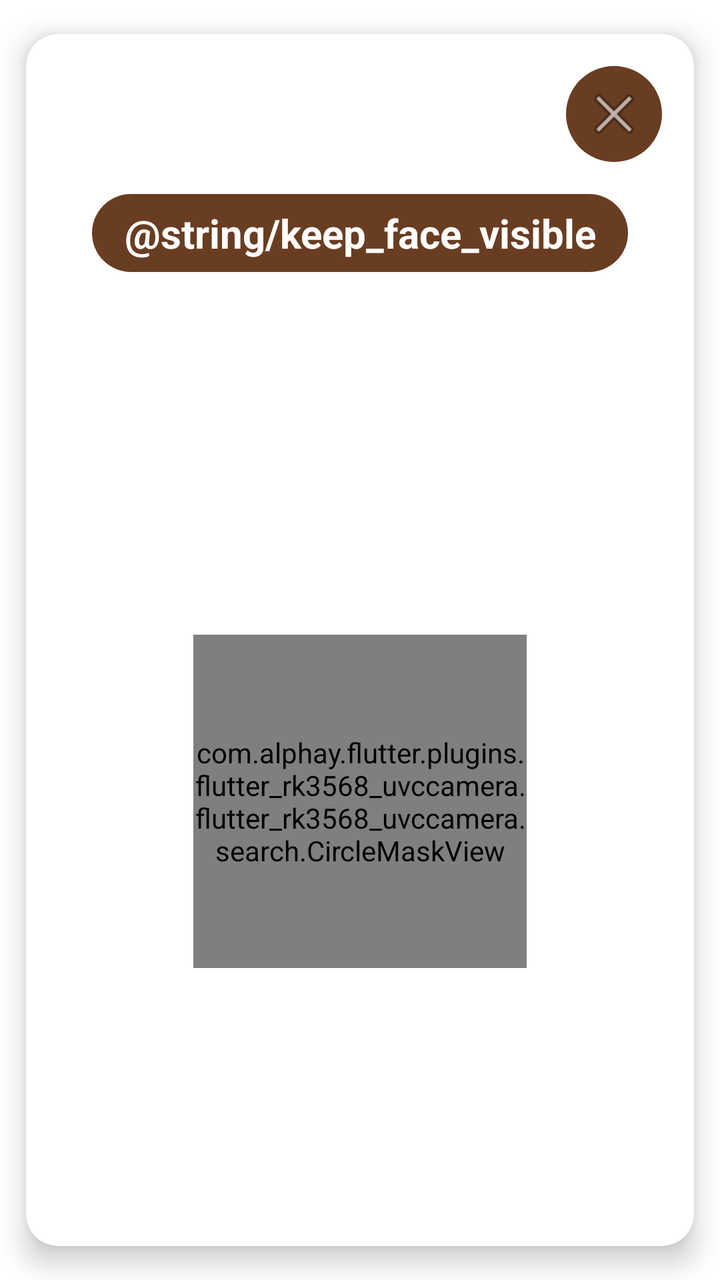
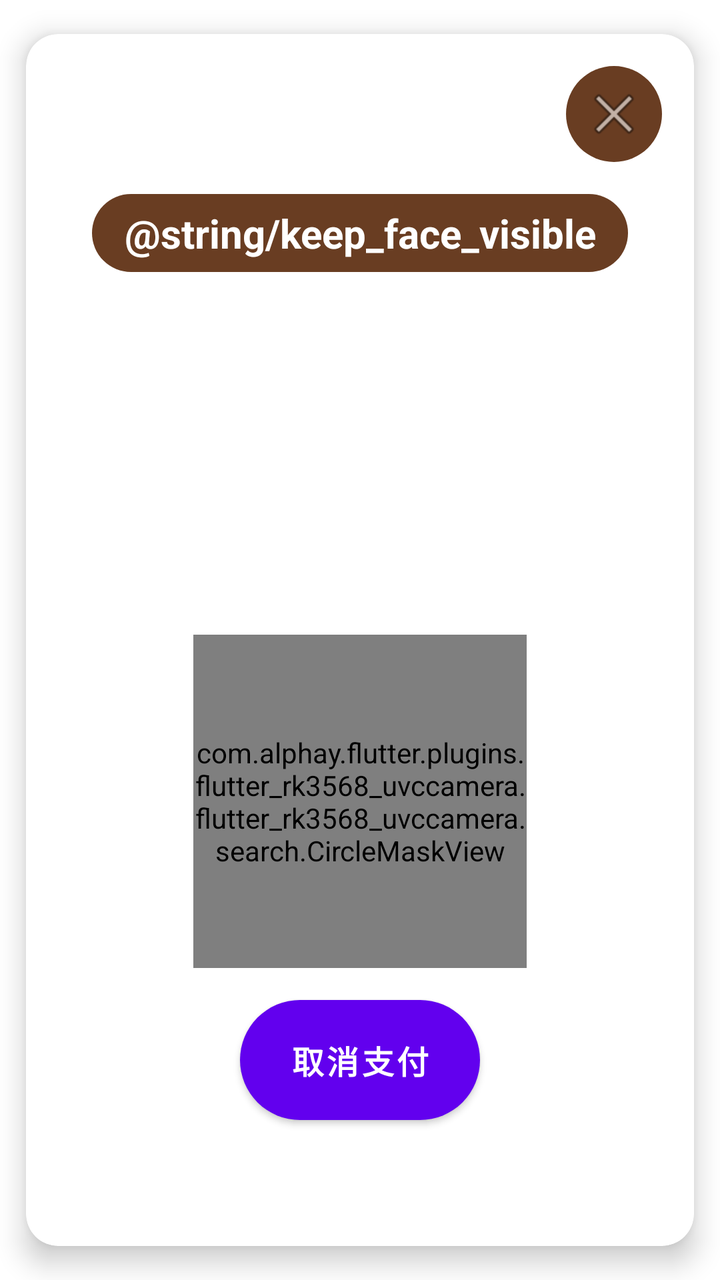

The first picture is an Android layout as it rendered before a commit; the second is the same layout after the commit. The layout source and the unified diff follow.
<!-- AndroidManifest.xml: fallback theme Theme.MaterialComponents.DayNight.NoActionBar -->
<!-- res/layout/view_camera.xml -->
<?xml version="1.0" encoding="utf-8"?>
<androidx.cardview.widget.CardView xmlns:android="http://schemas.android.com/apk/res/android"
    xmlns:app="http://schemas.android.com/apk/res-auto"
    android:layout_width="match_parent"
    android:layout_height="match_parent"
    app:cardBackgroundColor="@android:color/white"
    app:cardCornerRadius="16dp"
    app:cardElevation="8dp"
    app:cardUseCompatPadding="true">

    <androidx.constraintlayout.widget.ConstraintLayout
        android:layout_width="match_parent"
        android:layout_height="match_parent">

        <ImageButton
            android:id="@+id/close_button"
            android:layout_width="48dp"
            android:layout_height="48dp"
            android:layout_marginTop="16dp"
            android:layout_marginEnd="16dp"
            android:background="@drawable/circle_bar_bg"
            android:src="@android:drawable/ic_menu_close_clear_cancel"
            android:contentDescription="Close button"
            app:layout_constraintEnd_toEndOf="parent"
            app:layout_constraintTop_toTopOf="parent" />

        <TextView
            android:id="@+id/search_tips"
            android:layout_width="wrap_content"
            android:layout_height="wrap_content"
            android:layout_marginTop="16dp"
            android:background="@drawable/circle_bar_bg"
            android:gravity="center"
            android:paddingLeft="16dp"
            android:paddingTop="6dp"
            android:paddingRight="16dp"
            android:paddingBottom="6dp"
            android:text="@string/keep_face_visible"
            android:textColor="@color/white"
            android:textSize="20sp"
            android:textStyle="bold"
            app:layout_constraintEnd_toEndOf="parent"
            app:layout_constraintStart_toStartOf="parent"
            app:layout_constraintTop_toBottomOf="@id/close_button" />

        <TextView
            android:id="@+id/second_search_tips"
            android:layout_width="wrap_content"
            android:layout_height="wrap_content"
            android:layout_marginTop="10dp"
            android:background="@drawable/circle_bar_bg"
            android:gravity="center"
            android:paddingLeft="14dp"
            android:paddingTop="4dp"
            android:paddingRight="14dp"
            android:paddingBottom="4dp"
            android:textColor="@color/white"
            android:textSize="18sp"
            android:textStyle="bold"
            android:visibility="invisible"
            app:layout_constraintEnd_toEndOf="parent"
            app:layout_constraintStart_toStartOf="parent"
            app:layout_constraintTop_toBottomOf="@+id/search_tips" />

        <FrameLayout
            android:id="@+id/rgb_container"
            android:layout_width="0dp"
            android:layout_height="0dp"
            android:layout_marginTop="16dp"
            android:layout_marginBottom="16dp"
            android:clipChildren="true"
            android:clipToPadding="true"
            app:layout_constrainedHeight="true"
            app:layout_constrainedWidth="true"
            app:layout_constraintBottom_toBottomOf="parent"
            app:layout_constraintDimensionRatio="1:1"
            app:layout_constraintEnd_toEndOf="parent"
            app:layout_constraintHeight_max="500px"
            app:layout_constraintStart_toStartOf="parent"
            app:layout_constraintTop_toBottomOf="@+id/second_search_tips"
            app:layout_constraintWidth_max="500px">

            <com.serenegiant.widget.AspectRatioSurfaceView
                android:id="@+id/rgb_camera_view"
                android:layout_width="match_parent"
                android:layout_height="match_parent" />

            <com.alphay.flutter.plugins.flutter_rk3568_uvccamera.flutter_rk3568_uvccamera.search.CircleMaskView
                android:layout_width="match_parent"
                android:layout_height="match_parent" />
        </FrameLayout>

        <com.serenegiant.widget.AspectRatioSurfaceView
            android:id="@+id/ir_camera_view"
            android:layout_width="1px"
            android:layout_height="1px"
            app:layout_constraintStart_toStartOf="parent"
            app:layout_constraintTop_toTopOf="parent" />


    </androidx.constraintlayout.widget.ConstraintLayout>

</androidx.cardview.widget.CardView>
<!-- resources referenced by this layout -->
<resources>
  <!-- drawable circle_bar_bg (drawable) -->
  <?xml version="1.0" encoding="utf-8"?>
  <shape xmlns:android="http://schemas.android.com/apk/res/android">
      <corners android:radius="55dp" />
      <solid android:color="@color/face_main_color" />
  </shape>
  <color name="face_main_color">#693D22</color>
</resources>

<!-- the commit's change to res/layout/view_camera.xml (unified diff, before → after) -->
@@ -19,8 +19,8 @@
             android:layout_marginTop="16dp"
             android:layout_marginEnd="16dp"
             android:background="@drawable/circle_bar_bg"
+            android:contentDescription="Close button"
             android:src="@android:drawable/ic_menu_close_clear_cancel"
-            android:contentDescription="Close button"
             app:layout_constraintEnd_toEndOf="parent"
             app:layout_constraintTop_toTopOf="parent" />
 
@@ -90,6 +90,20 @@
                 android:layout_height="match_parent" />
         </FrameLayout>
 
+        <Button
+            android:id="@+id/cancel_payment_button"
+            android:layout_width="120dp"
+            android:layout_height="60dp"
+            android:layout_marginTop="16dp"
+            android:text="取消支付"
+            android:textSize="16sp"
+            android:textStyle="bold"
+            android:background="@drawable/circle_bar_bg"
+            android:textColor="@color/white"
+            app:layout_constraintEnd_toEndOf="parent"
+            app:layout_constraintStart_toStartOf="parent"
+            app:layout_constraintTop_toBottomOf="@id/rgb_container" />
+
         <com.serenegiant.widget.AspectRatioSurfaceView
             android:id="@+id/ir_camera_view"
             android:layout_width="1px"
